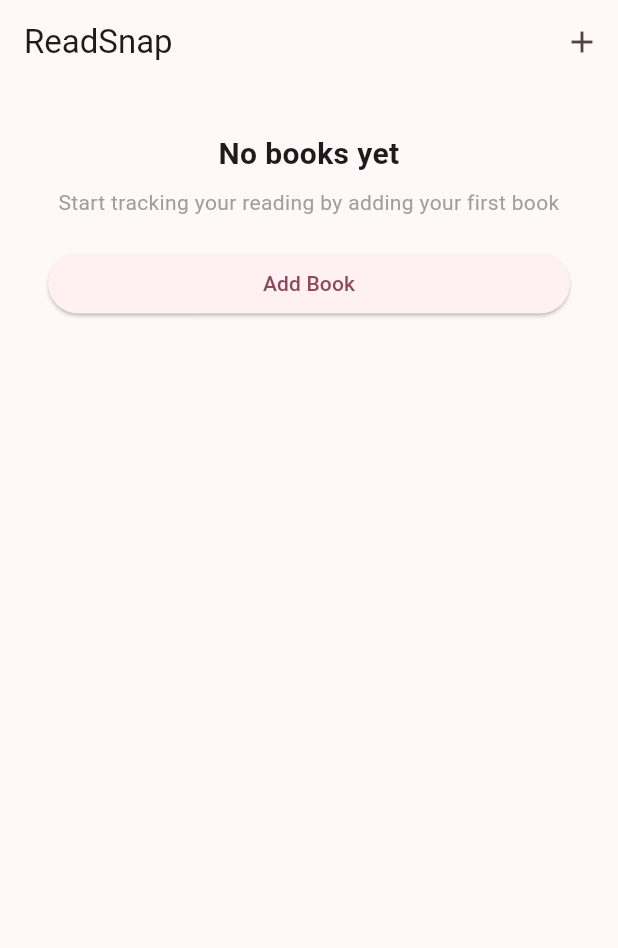
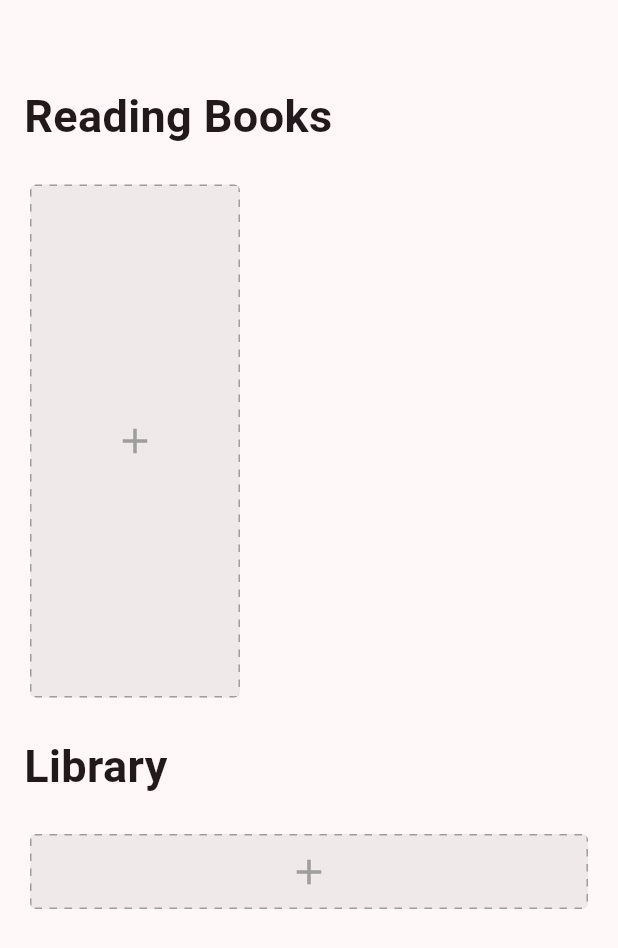
Before and after one commit to JordiiVidal/read-snap-app, a Flutter app: the screen it shows after launch, on a phone screen of 412 x 824 dp. Shown: the top 948 px of the screen. Run offline on Flutter 3.47's test engine with Material 3 defaults, Android fonts, the phone set to English and light mode, and no system bars; our stand-ins replace flutter_riverpod, freezed_annotation, sqflite; accounts and stored records are empty.

Commit message:
Refactor widgets

```diff
--- /dev/null
+++ b/lib/common/widgets/dashed_border_container.dart
@@ -0,0 +1,75 @@
+import 'package:flutter/material.dart';
+
+class DashedBorderContainer extends StatelessWidget {
+  final Widget child;
+  final Color color;
+
+  const DashedBorderContainer({
+    super.key,
+    this.color = Colors.grey,
+    required this.child,
+  });
+
+  @override
+  Widget build(BuildContext context) {
+    return CustomPaint(painter: DashedBorderPainter(color), child: child);
+  }
+}
+
+class DashedBorderPainter extends CustomPainter {
+  final Color color;
+
+  const DashedBorderPainter(this.color);
+
+  @override
+  void paint(Canvas canvas, Size size) {
+    final Paint paint = Paint()
+      ..color = color
+      ..strokeWidth = 2.0
+      ..style = PaintingStyle.stroke;
+
+    const double dashWidth = 5.0;
+    const double dashSpace = 5.0;
+    double startX = 3;
+
+    // Top side
+    while (startX < size.width) {
+      canvas.drawLine(Offset(startX, 0), Offset(startX + dashWidth, 0), paint);
+      startX += dashWidth + dashSpace;
+    }
+
+    // Right side
+    double startY = 0;
+    while (startY < size.height) {
+      canvas.drawLine(
+        Offset(size.width, startY),
+        Offset(size.width, startY + dashWidth),
+        paint,
+      );
+      startY += dashWidth + dashSpace;
+    }
+
+    // Bottom side
+    startX = 3;
+    while (startX < size.width) {
+      canvas.drawLine(
+        Offset(startX, size.height),
+        Offset(startX + dashWidth, size.height),
+        paint,
+      );
+      startX += dashWidth + dashSpace;
+    }
+
+    // Left side
+    startY = 3;
+    while (startY < size.height) {
+      canvas.drawLine(Offset(0, startY), Offset(0, startY + dashWidth), paint);
+      startY += dashWidth + dashSpace;
+    }
+  }
+
+  @override
+  bool shouldRepaint(covariant CustomPainter oldDelegate) {
+    return false;
+  }
+}
--- a/lib/common/widgets/widgets.dart
+++ b/lib/common/widgets/widgets.dart
@@ -7,7 +7,9 @@ export 'form/form_submit.dart';
 export 'form/form_label_field.dart';
 // Cards
 export 'custom_card.dart';
-export 'skeleton_line.dart';
-export 'skeleton_card.dart';
+// Skeleton
+export 'skeleton/skeleton_line.dart';
+export 'skeleton/skeleton_card.dart';
 export 'select_button_group.dart';
 export 'time_display.dart';
+export 'dashed_border_container.dart';
--- a/lib/features/book/presentation/pages/book_list_page.dart
+++ b/lib/features/book/presentation/pages/book_list_page.dart
@@ -1,76 +1,48 @@
 import 'package:flutter/material.dart';
-import 'package:flutter_riverpod/flutter_riverpod.dart';
-import 'package:read_snap/common/widgets/widgets.dart';
 import 'package:read_snap/features/book/presentation/presentation.dart';
 
-class BookListPage extends ConsumerWidget {
+class BookListPage extends StatelessWidget {
   const BookListPage({super.key});
 
-  void _navigateToCreate(BuildContext context) {
-    Navigator.of(
-      context,
-    ).push(MaterialPageRoute(builder: (context) => const BookFormPage()));
-  }
+  @override
+  Widget build(BuildContext context) {
+    return Scaffold(
+      appBar: AppBar(elevation: 0),
+      body: SingleChildScrollView(
+        child: Column(
+          crossAxisAlignment: CrossAxisAlignment.start,
+          children: [
+            // Header
+            Padding(
+              padding: const EdgeInsets.symmetric(horizontal: 16.0),
+              child: const Text(
+                'Reading Books',
+                style: TextStyle(fontSize: 30, fontWeight: FontWeight.bold),
+              ),
+            ),
+            SizedBox(height: 20),
 
-  void _navigateToDetails(String bookId, BuildContext context) {
-    Navigator.of(
-      context,
-    ).push(MaterialPageRoute(builder: (context) => BookDetailPage(bookId)));
-  }
+            // Reading List
+            SizedBox(height: 350, child: BookList(readingBooksProvider)),
+            SizedBox(height: 20),
 
-  @override
-  Widget build(BuildContext context, WidgetRef ref) {
-    final bookListState = ref.watch(bookListNotifierProvider);
+            // Header
+            Padding(
+              padding: const EdgeInsets.symmetric(horizontal: 16.0),
+              child: const Text(
+                'Library',
+                style: TextStyle(fontSize: 30, fontWeight: FontWeight.bold),
+              ),
+            ),
+            SizedBox(height: 20),
 
-    return Scaffold(
-      appBar: AppBar(
-        title: const Text('ReadSnap'),
-        elevation: 0,
-        actions: [
-          IconButton(
-            icon: const Icon(Icons.add),
-            tooltip: 'Add Book',
-            onPressed: () => _navigateToCreate(context),
-          ),
-        ],
-      ),
-      body: SizedBox(
-        height: 350,
-        child: bookListState.when(
-          loading: () => const Center(child: CircularProgressIndicator()),
-          error: (err, stack) => Center(child: Text('An error occurred: $err')),
-          data: (books) {
-            if (books.isEmpty) {
-              return Center(
-                child: ListView(
-                  children: [
-                    EmptyState(
-                      title: 'No books yet',
-                      message:
-                          'Start tracking your reading by adding your first book',
-                      buttonText: 'Add Book',
-                      onPressed: () => _navigateToCreate(context),
-                    ),
-                  ],
-                ),
-              );
-            }
-            return ListView.builder(
-              scrollDirection: Axis.horizontal,
-              itemCount: books.length,
-              padding: const EdgeInsets.symmetric(horizontal: 16),
-              itemBuilder: (context, index) {
-                final book = books[index];
-                return Padding(
-                  padding: const EdgeInsets.only(right: 16.0),
-                  child: BookCard(
-                    book,
-                    onTap: (bookId) => _navigateToDetails(bookId, context),
-                  ),
-                );
-              },
-            );
-          },
+            // Library
+            SizedBox(
+              width: double.infinity,
+              height: 300,
+              child: Expanded(child: BookLibrary(notReadingProvider)),
+            ),
+          ],
         ),
       ),
     );
--- a/lib/features/book/presentation/presentation.dart
+++ b/lib/features/book/presentation/presentation.dart
@@ -1,14 +1,26 @@
 // Notifiers
+export 'notifiers/book_detail_notifier.dart';
 export 'notifiers/book_form_notifier.dart';
 export 'notifiers/book_list_notifier.dart';
-export 'notifiers/book_detail_notifier.dart';
 // Pages
 export 'pages/book_detail_page.dart';
 export 'pages/book_form_page.dart';
 export 'pages/book_list_page.dart';
+// Providers
+export 'providers/book_list_selectors.dart';
 // Widgets
-export 'widgets/book_card.dart';
 export 'widgets/book_form_body.dart';
 export 'widgets/book_header.dart';
-export 'widgets/book_progress_card.dart';
-export 'widgets/book_status_card.dart';
+// Cards
+export 'widgets/card/book_card_progress.dart';
+export 'widgets/card/book_card_status.dart';
+// Library
+export 'widgets/library/book_library.dart';
+export 'widgets/library/book_library_item.dart';
+export 'widgets/library/book_library_skeleton.dart';
+export 'widgets/library/book_library_empty.dart';
+// List
+export 'widgets/list/book_list.dart';
+export 'widgets/list/book_list_empty.dart';
+export 'widgets/list/book_list_item.dart';
+export 'widgets/list/book_list_skeleton.dart';
--- /dev/null
+++ b/lib/features/book/presentation/providers/book_list_selectors.dart
@@ -0,0 +1,39 @@
+import 'package:flutter_riverpod/flutter_riverpod.dart';
+import 'package:read_snap/features/book/domain/domain.dart';
+import 'package:read_snap/features/book/presentation/presentation.dart';
+
+final readingBooksProvider = Provider<AsyncValue<List<BookEntity>>>((ref) {
+  return ref
+      .watch(bookListNotifierProvider)
+      .when(
+        loading: () => const AsyncValue.loading(),
+        error: (e, st) => AsyncValue.error(e, st),
+        data: (allBooks) {
+          final filtered = allBooks
+              .where((b) => b.status == BookStatus.reading)
+              .toList();
+          return AsyncValue.data(filtered);
+        },
+      );
+});
+
+final notReadingProvider = Provider<AsyncValue<List<BookEntity>>>((ref) {
+  return ref
+      .watch(bookListNotifierProvider)
+      .when(
+        loading: () => const AsyncValue.loading(),
+        error: (e, st) => AsyncValue.error(e, st),
+        data: (allBooks) {
+          final filtered = allBooks
+              .where((b) => b.status != BookStatus.reading)
+              .toList();
+          return AsyncValue.data(filtered);
+        },
+      );
+});
+
+final allBooksProvider = Provider<AsyncValue<List<BookEntity>>>((ref) {
+  return ref.watch(
+    bookListNotifierProvider,
+  ); // Devuelve el AsyncValue original sin filtrar
+});
--- a/lib/features/book/presentation/widgets/book_progress_card.dart
+++ b/lib/features/book/presentation/widgets/card/book_card_progress.dart
@@ -2,10 +2,10 @@ import 'package:flutter/material.dart';
 import 'package:read_snap/common/widgets/widgets.dart';
 import 'package:read_snap/features/book/domain/domain.dart';
 
-class BookProgressCard extends StatelessWidget {
+class BookCardProgress extends StatelessWidget {
   final BookEntity book;
 
-  const BookProgressCard(this.book, {super.key});
+  const BookCardProgress(this.book, {super.key});
 
   @override
   Widget build(BuildContext context) {
@@ -29,7 +29,7 @@ class BookProgressCard extends StatelessWidget {
           minHeight: 10,
           borderRadius: BorderRadius.circular(5),
           backgroundColor: Colors.grey.withValues(alpha: 0.2),
-          valueColor: AlwaysStoppedAnimation<Color>(Colors.black),
+          valueColor: AlwaysStoppedAnimation<Color>(book.flutterColor),
         ),
       ],
     );
--- a/lib/features/book/presentation/widgets/book_status_card.dart
+++ b/lib/features/book/presentation/widgets/card/book_card_status.dart
@@ -3,10 +3,10 @@ import 'package:intl/intl.dart';
 import 'package:read_snap/common/widgets/widgets.dart';
 import 'package:read_snap/features/book/domain/domain.dart';
 
-class BookStatusCard extends StatelessWidget {
+class BookCardStatus extends StatelessWidget {
   final BookEntity book;
 
-  const BookStatusCard(this.book, {super.key});
+  const BookCardStatus(this.book, {super.key});
 
   @override
   Widget build(BuildContext context) {
--- /dev/null
+++ b/lib/features/book/presentation/widgets/library/book_library.dart
@@ -0,0 +1,41 @@
+import 'package:flutter/material.dart';
+import 'package:flutter_riverpod/flutter_riverpod.dart';
+import 'package:read_snap/features/book/domain/domain.dart';
+import 'package:read_snap/features/book/presentation/presentation.dart';
+
+class BookLibrary extends ConsumerWidget {
+  final ProviderBase<AsyncValue<List<BookEntity>>> statusProvider;
+
+  const BookLibrary(this.statusProvider, {super.key});
+
+  @override
+  Widget build(BuildContext context, WidgetRef ref) {
+    final bookLibraryState = ref.watch(statusProvider);
+
+    return bookLibraryState.when(
+      loading: () => BookLibrarySkeleton(),
+      error: (err, stack) => Center(child: Text('An error occurred: $err')),
+      data: (books) {
+        // Empty
+        if (books.isEmpty) {
+          return BookLibraryEmpty();
+        }
+
+        return ListView.builder(
+          itemCount: books.length + 1,
+          padding: const EdgeInsets.symmetric(horizontal: 16),
+          itemBuilder: (ctx, i) {
+            if (i == books.length) {
+              return BookLibraryEmptyItem();
+            }
+
+            return Padding(
+              padding: const EdgeInsets.only(bottom: 8.0),
+              child: BookLibraryItem(books[i]),
+            );
+          },
+        );
+      },
+    );
+  }
+}
--- /dev/null
+++ b/lib/features/book/presentation/widgets/library/book_library_empty.dart
@@ -0,0 +1,51 @@
+import 'package:flutter/material.dart';
+import 'package:read_snap/common/widgets/dashed_border_container.dart';
+import 'package:read_snap/features/book/presentation/pages/book_form_page.dart';
+
+class BookLibraryEmpty extends StatelessWidget {
+  const BookLibraryEmpty({super.key});
+
+  @override
+  Widget build(BuildContext context) {
+    return ListView.builder(
+      itemCount: 1,
+      itemBuilder: (ctx, i) => Padding(
+        padding: const EdgeInsets.symmetric(horizontal: 16.0),
+        child: BookLibraryEmptyItem(),
+      ),
+    );
+  }
+}
+
+class BookLibraryEmptyItem extends StatelessWidget {
+  const BookLibraryEmptyItem({super.key});
+
+  void _navigateToCreate(BuildContext context) {
+    Navigator.of(
+      context,
+    ).push(MaterialPageRoute(builder: (context) => const BookFormPage()));
+  }
+
+  @override
+  Widget build(BuildContext context) {
+    return Container(
+      height: 50,
+      margin: EdgeInsets.all(4),
+      decoration: BoxDecoration(
+        borderRadius: BorderRadius.circular(4),
+        color: Colors.black.withValues(alpha: 0.06),
+      ),
+      child: ClipRRect(
+        borderRadius: BorderRadius.circular(4),
+        child: DashedBorderContainer(
+          child: InkWell(
+            onTap: () => _navigateToCreate(context),
+            child: const Center(
+              child: Icon(Icons.add, color: Colors.grey, size: 28),
+            ),
+          ),
+        ),
+      ),
+    );
+  }
+}
--- /dev/null
+++ b/lib/features/book/presentation/widgets/list/book_list.dart
@@ -0,0 +1,45 @@
+import 'package:flutter/material.dart';
+import 'package:flutter_riverpod/flutter_riverpod.dart';
+import 'package:read_snap/features/book/domain/domain.dart';
+import 'package:read_snap/features/book/presentation/presentation.dart';
+
+class BookList extends ConsumerWidget {
+  final ProviderBase<AsyncValue<List<BookEntity>>> statusProvider;
+
+  const BookList(this.statusProvider, {super.key});
+
+  @override
+  Widget build(BuildContext context, WidgetRef ref) {
+    final bookListState = ref.watch(statusProvider);
+
+    return bookListState.when(
+      loading: () => BookListSkeleton(),
+      error: (err, stack) => Center(child: Text('An error occurred: $err')),
+      data: (books) {
+        // Empty
+        if (books.isEmpty) {
+          return BookListEmpty();
+        }
+
+        // Data
+        return ListView.builder(
+          scrollDirection: Axis.horizontal,
+          itemCount: books.length + 1,
+          padding: const EdgeInsets.symmetric(horizontal: 16),
+          itemBuilder: (context, index) {
+            // Empty
+            if (index == books.length) {
+              return BookListEmptyItem();
+            }
+
+            // Book Card
+            return Padding(
+              padding: const EdgeInsets.only(right: 16.0),
+              child: BookListItem(books[index]),
+            );
+          },
+        );
+      },
+    );
+  }
+}
--- /dev/null
+++ b/lib/features/book/presentation/widgets/list/book_list_empty.dart
@@ -0,0 +1,52 @@
+import 'package:flutter/material.dart';
+import 'package:read_snap/common/widgets/widgets.dart';
+import 'package:read_snap/features/book/presentation/presentation.dart';
+
+class BookListEmpty extends StatelessWidget {
+  const BookListEmpty({super.key});
+
+  @override
+  Widget build(BuildContext context) {
+    return ListView.builder(
+      scrollDirection: Axis.horizontal,
+      itemCount: 1,
+      itemBuilder: (ctx, i) => Padding(
+        padding: const EdgeInsets.only(left: 16.0),
+        child: BookListEmptyItem(),
+      ),
+    );
+  }
+}
+
+class BookListEmptyItem extends StatelessWidget {
+  const BookListEmptyItem({super.key});
+
+  void _navigateToCreate(BuildContext context) {
+    Navigator.of(
+      context,
+    ).push(MaterialPageRoute(builder: (context) => const BookFormPage()));
+  }
+
+  @override
+  Widget build(BuildContext context) {
+    return Container(
+      width: 140,
+      margin: EdgeInsets.all(4),
+      decoration: BoxDecoration(
+        borderRadius: BorderRadius.circular(4),
+        color: Colors.black.withValues(alpha: 0.06),
+      ),
+      child: ClipRRect(
+        borderRadius: BorderRadius.circular(4),
+        child: DashedBorderContainer(
+          child: InkWell(
+            onTap: () => _navigateToCreate(context),
+            child: const Center(
+              child: Icon(Icons.add, color: Colors.grey, size: 28),
+            ),
+          ),
+        ),
+      ),
+    );
+  }
+}
--- a/lib/features/session/presentation/widgets/form/session_form.dart
+++ b/lib/features/session/presentation/widgets/form/session_form.dart
@@ -15,11 +15,9 @@ class SessionForm extends ConsumerStatefulWidget {
 }
 
 class _SessionFormState extends ConsumerState<SessionForm> {
-  late final int _totalPages;
   late final TextEditingController _endPageController;
   late final TextEditingController _startPageController;
   late final TextEditingController _minutesController;
-  late final TextEditingController _dateController;
 
   @override
   void initState() {
--- a/lib/features/session/presentation/widgets/list/session_list.dart
+++ b/lib/features/session/presentation/widgets/list/session_list.dart
@@ -18,14 +18,9 @@ class SessionList extends ConsumerWidget {
       error: (e, st) => Center(child: Text('Error loading sessions: $e')),
       data: (sessions) {
         if (sessions.isEmpty) {
-          return Center(
-            child: EmptyState(
-              title: 'No sessions yet',
-              message:
-                  'Start tracking your reading by adding your first session',
-              buttonText: 'Add Session',
-              onPressed: createAction,
-            ),
+          return EmptyState(
+            title: 'No sessions yet',
+            message: 'Start tracking your reading by adding your first session',
           );
         }
 
```
Also changed, not shown: lib/features/book/presentation/pages/book_detail_page.dart (+7 -8 lines), lib/features/book/presentation/widgets/library/book_library_item.dart (added, +62 -0 lines), lib/features/book/presentation/widgets/library/book_library_skeleton.dart (added, +10 -0 lines), lib/features/book/presentation/widgets/list/book_list_item.dart (renamed from lib/features/book/presentation/widgets/book_card.dart, +20 -19 lines), lib/features/book/presentation/widgets/list/book_list_skeleton.dart (added, +58 -0 lines), lib/common/widgets/skeleton/skeleton_card.dart (renamed from lib/common/widgets/skeleton_card.dart), lib/common/widgets/skeleton/skeleton_line.dart (renamed from lib/common/widgets/skeleton_line.dart).
